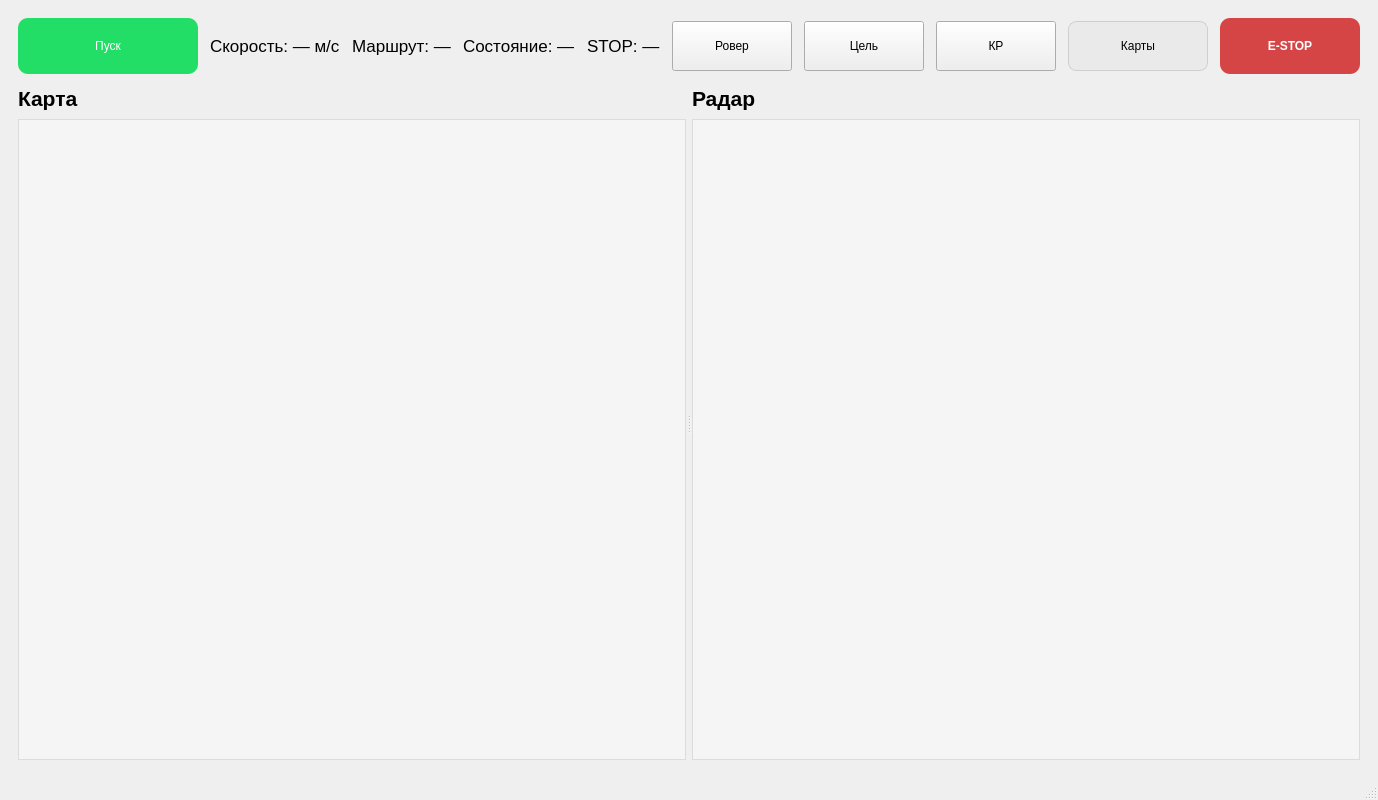
AndreiPurits/platform_control_project, file lidar_guard_ws/src/lidar_guard/ui/main_window.ui: the form before one commit.
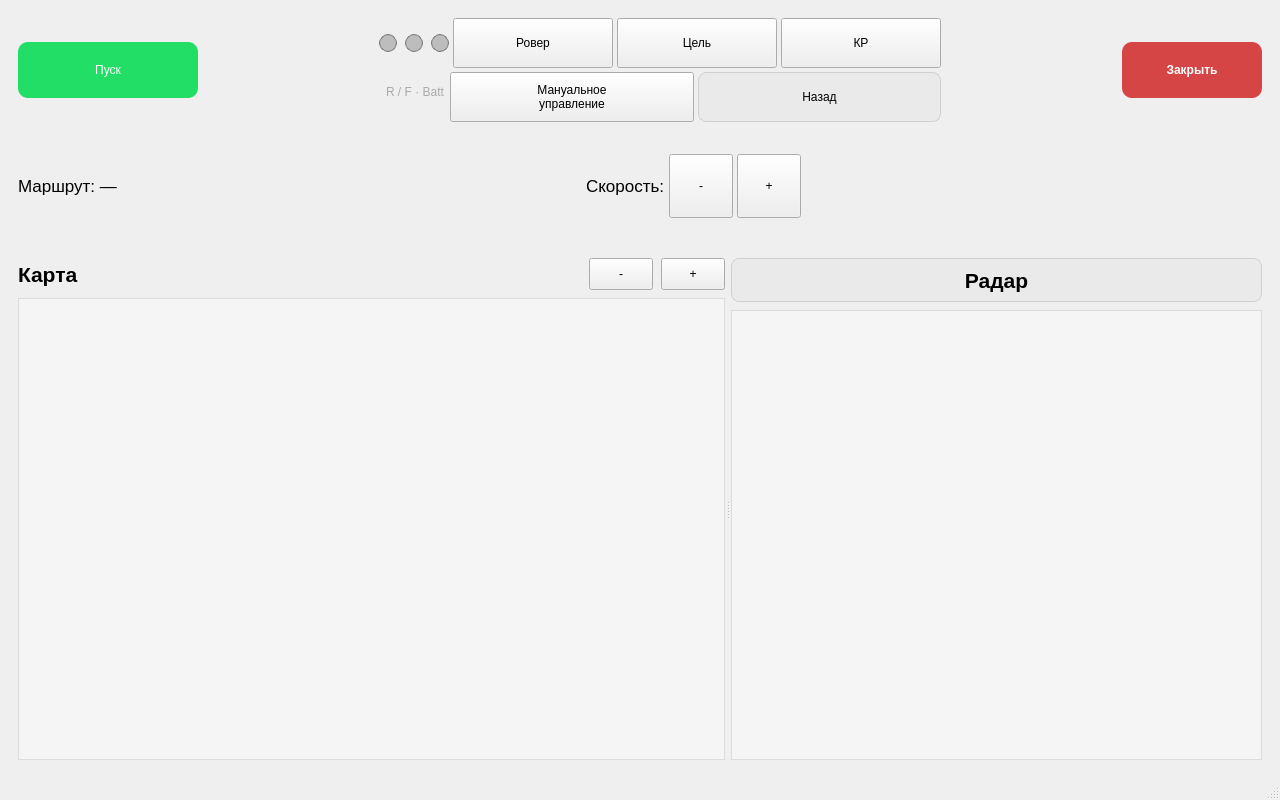
The form after the commit. The open tabs and pages were chosen to show the change.

Commit message: roadseg + lidar matcher + manual drive UI + fixes

```diff
--- a/lidar_guard_ws/src/lidar_guard/ui/main_window.ui
+++ b/lidar_guard_ws/src/lidar_guard/ui/main_window.ui
@@ -5,8 +5,21 @@
   <property name="geometry">
    <rect><x>0</x><y>0</y><width>1280</width><height>800</height></rect>
   </property>
-  <property name="windowTitle"><string>Platform GUI</string></property>
-
+  <property name="minimumSize">
+   <size>
+    <width>1280</width>
+    <height>800</height>
+   </size>
+  </property>
+  <property name="maximumSize">
+   <size>
+    <width>1280</width>
+    <height>800</height>
+   </size>
+  </property>
+  <property name="windowTitle">
+   <string>Platform GUI</string>
+  </property>
   <widget class="QWidget" name="centralwidget">
    <layout class="QVBoxLayout" name="centralLayout">
     <property name="spacing"><number>12</number></property>
@@ -150,165 +163,409 @@
         <property name="spacing"><number>12</number></property>
 
         <item>
-         <layout class="QHBoxLayout" name="driveTopBarLayout">
-          <property name="spacing"><number>12</number></property>
-
+         <layout class="QVBoxLayout" name="driveTopBarLayout">
+          <property name="spacing">
+           <number>4</number>
+          </property>
           <item>
-           <widget class="QPushButton" name="btnStartStop">
-            <property name="sizePolicy">
-             <sizepolicy hsizetype="Preferred" vsizetype="Fixed">
-              <horstretch>0</horstretch>
-              <verstretch>0</verstretch>
-             </sizepolicy>
+           <layout class="QHBoxLayout" name="driveTopRow1">
+            <property name="spacing">
+             <number>8</number>
             </property>
-            <property name="minimumSize"><size><width>180</width><height>56</height></size></property>
-            <property name="styleSheet">
-             <string notr="true">background:#2d6; color:white; border-radius:10px; padding:10px 18px;</string>
-            </property>
-            <property name="text"><string>Пуск</string></property>
-            <property name="checkable"><bool>true</bool></property>
-           </widget>
+            <item>
+             <widget class="QPushButton" name="btnStartStop">
+              <property name="minimumSize">
+               <size>
+                <width>180</width>
+                <height>56</height>
+               </size>
+              </property>
+              <property name="styleSheet">
+               <string notr="true">background:#2d6; color:white; border-radius:10px; padding:10px 18px;</string>
+              </property>
+              <property name="text">
+               <string>Пуск</string>
+              </property>
+              <property name="checkable">
+               <bool>true</bool>
+              </property>
+             </widget>
+            </item>
+            <item>
+             <spacer name="driveTopSpacerLeft">
+              <property name="orientation">
+               <enum>Qt::Horizontal</enum>
+              </property>
+              <property name="sizeHint" stdset="0">
+               <size>
+                <width>40</width>
+                <height>20</height>
+               </size>
+              </property>
+             </spacer>
+            </item>
+            <item>
+             <layout class="QVBoxLayout" name="driveModesLayout">
+              <property name="spacing">
+               <number>4</number>
+              </property>
+              <item>
+               <layout class="QHBoxLayout" name="driveModesRow1">
+                <property name="spacing">
+                 <number>4</number>
+                </property>
+                <item>
+                 <layout class="QHBoxLayout" name="guardIndicatorsLayout">
+                  <property name="spacing">
+                   <number>8</number>
+                  </property>
+                  <item>
+                   <widget class="QLabel" name="indLidarRear">
+                    <property name="minimumSize">
+                     <size>
+                      <width>18</width>
+                      <height>18</height>
+                     </size>
+                    </property>
+                    <property name="maximumSize">
+                     <size>
+                      <width>18</width>
+                      <height>18</height>
+                     </size>
+                    </property>
+                    <property name="toolTip">
+                     <string>Rear LIDAR</string>
+                    </property>
+                    <property name="styleSheet">
+                     <string notr="true">background:#bdbdbd; border-radius:9px; border:1px solid #777;</string>
+                    </property>
+                    <property name="text">
+                     <string/>
+                    </property>
+                   </widget>
+                  </item>
+                  <item>
+                   <widget class="QLabel" name="indLidar">
+                    <property name="minimumSize">
+                     <size>
+                      <width>18</width>
+                      <height>18</height>
+                     </size>
+                    </property>
+                    <property name="maximumSize">
+                     <size>
+                      <width>18</width>
+                      <height>18</height>
+                     </size>
+                    </property>
+                    <property name="toolTip">
+                     <string>Front LIDAR</string>
+                    </property>
+                    <property name="styleSheet">
+                     <string notr="true">background:#bdbdbd; border-radius:9px; border:1px solid #777;</string>
+                    </property>
+                    <property name="text">
+                     <string/>
+                    </property>
+                   </widget>
+                  </item>
+                  <item>
+                   <widget class="QLabel" name="indBattery">
+                    <property name="minimumSize">
+                     <size>
+                      <width>18</width>
+                      <height>18</height>
+                     </size>
+                    </property>
+                    <property name="maximumSize">
+                     <size>
+                      <width>18</width>
+                      <height>18</height>
+                     </size>
+                    </property>
+                    <property name="toolTip">
+                     <string>Battery status</string>
+                    </property>
+                    <property name="styleSheet">
+                     <string notr="true">background:#bdbdbd; border-radius:9px; border:1px solid #777;</string>
+                    </property>
+                    <property name="text">
+                     <string/>
+                    </property>
+                   </widget>
+                  </item>
+                 </layout>
+                </item>
+                <item>
+                 <widget class="QPushButton" name="btnRobotDrive">
+                  <property name="minimumSize">
+                   <size>
+                    <width>160</width>
+                    <height>50</height>
+                   </size>
+                  </property>
+                  <property name="toolTip">
+                   <string>Режим: клик на карте = задать позу робота</string>
+                  </property>
+                  <property name="text">
+                   <string>Ровер</string>
+                  </property>
+                  <property name="checkable">
+                   <bool>true</bool>
+                  </property>
+                 </widget>
+                </item>
+                <item>
+                 <widget class="QPushButton" name="btnSelectGoalDrive">
+                  <property name="minimumSize">
+                   <size>
+                    <width>160</width>
+                    <height>50</height>
+                   </size>
+                  </property>
+                  <property name="text">
+                   <string>Цель</string>
+                  </property>
+                  <property name="checkable">
+                   <bool>true</bool>
+                  </property>
+                 </widget>
+                </item>
+                <item>
+                 <widget class="QPushButton" name="btnKR">
+                  <property name="minimumSize">
+                   <size>
+                    <width>160</width>
+                    <height>50</height>
+                   </size>
+                  </property>
+                  <property name="toolTip">
+                   <string>Режим: ставить синие контрольные точки</string>
+                  </property>
+                  <property name="text">
+                   <string>КР</string>
+                  </property>
+                  <property name="checkable">
+                   <bool>true</bool>
+                  </property>
+                 </widget>
+                </item>
+               </layout>
+              </item>
+              <item>
+               <layout class="QHBoxLayout" name="driveModesRow2">
+                <property name="spacing">
+                 <number>4</number>
+                </property>
+                <item>
+                 <widget class="QLabel" name="lblIndicatorsHint">
+                  <property name="maximumSize">
+                   <size>
+                    <width>67</width>
+                    <height>23</height>
+                   </size>
+                  </property>
+                  <property name="styleSheet">
+                   <string notr="true">color:#aaaaaa; font-size:9pt; margin-left:4px;</string>
+                  </property>
+                  <property name="text">
+                   <string>R / F · Batt</string>
+                  </property>
+                  <property name="alignment">
+                   <set>Qt::AlignLeading</set>
+                  </property>
+                 </widget>
+                </item>
+                <item>
+                 <widget class="QPushButton" name="btnManualDialog">
+                  <property name="minimumSize">
+                   <size>
+                    <width>160</width>
+                    <height>50</height>
+                   </size>
+                  </property>
+                  <property name="toolTip">
+                   <string>Открыть окно ручного управления</string>
+                  </property>
+                  <property name="text">
+                   <string>Мануальное
+управление</string>
+                  </property>
+                 </widget>
+                </item>
+                <item>
+                 <widget class="QPushButton" name="btnMapPicker">
+                  <property name="minimumSize">
+                   <size>
+                    <width>160</width>
+                    <height>50</height>
+                   </size>
+                  </property>
+                  <property name="styleSheet">
+                   <string notr="true">background:#eaeaea; border:1px solid #cfcfcf; border-radius:8px;</string>
+                  </property>
+                  <property name="text">
+                   <string>Назад</string>
+                  </property>
+                 </widget>
+                </item>
+               </layout>
+              </item>
+             </layout>
+            </item>
+            <item>
+             <spacer name="driveTopSpacerRight">
+              <property name="orientation">
+               <enum>Qt::Horizontal</enum>
+              </property>
+              <property name="sizeHint" stdset="0">
+               <size>
+                <width>20</width>
+                <height>20</height>
+               </size>
+              </property>
+             </spacer>
+            </item>
+            <item>
+             <widget class="QPushButton" name="btnEStop">
+              <property name="minimumSize">
+               <size>
+                <width>140</width>
+                <height>56</height>
+               </size>
+              </property>
+              <property name="toolTip">
+               <string>Закрыть приложение</string>
+              </property>
+              <property name="styleSheet">
+               <string notr="true">background:#d64545; color:white; border-radius:10px; font-weight:bold; padding:10px 18px;</string>
+              </property>
+              <property name="text">
+               <string>Закрыть</string>
+              </property>
+             </widget>
+            </item>
+           </layout>
           </item>
-
           <item>
-           <widget class="QLabel" name="lblSpeed">
-            <property name="sizePolicy">
-             <sizepolicy hsizetype="Preferred" vsizetype="Preferred">
-              <horstretch>0</horstretch>
-              <verstretch>0</verstretch>
-             </sizepolicy>
+           <layout class="QHBoxLayout" name="driveTopRow2">
+            <property name="spacing">
+             <number>8</number>
             </property>
-            <property name="font"><font><pointsize>13</pointsize></font></property>
-            <property name="text"><string>Скорость: — м/с</string></property>
-           </widget>
+            <item>
+             <widget class="QLabel" name="lblMinDist">
+              <property name="sizePolicy">
+               <sizepolicy hsizetype="Preferred" vsizetype="MinimumExpanding">
+                <horstretch>0</horstretch>
+                <verstretch>1</verstretch>
+               </sizepolicy>
+              </property>
+              <property name="minimumSize">
+               <size>
+                <width>0</width>
+                <height>32</height>
+               </size>
+              </property>
+              <property name="font">
+               <font>
+                <pointsize>13</pointsize>
+               </font>
+              </property>
+              <property name="text">
+               <string>Маршрут: —</string>
+              </property>
+              <property name="textFormat">
+               <enum>Qt::PlainText</enum>
+              </property>
+              <property name="alignment">
+               <set>Qt::AlignLeading|Qt::AlignLeft|Qt::AlignVCenter</set>
+              </property>
+              <property name="wordWrap">
+               <bool>false</bool>
+              </property>
+             </widget>
+            </item>
+            <item>
+             <spacer name="driveRow2SpacerLeft">
+              <property name="orientation">
+               <enum>Qt::Horizontal</enum>
+              </property>
+              <property name="sizeHint" stdset="0">
+               <size>
+                <width>40</width>
+                <height>20</height>
+               </size>
+              </property>
+             </spacer>
+            </item>
+            <item>
+             <layout class="QHBoxLayout" name="speedControlLayout">
+              <property name="spacing">
+               <number>4</number>
+              </property>
+              <item>
+               <widget class="QLabel" name="lblSpeed">
+                <property name="font">
+                 <font>
+                  <pointsize>13</pointsize>
+                 </font>
+                </property>
+                <property name="text">
+                 <string>Скорость:</string>
+                </property>
+               </widget>
+              </item>
+              <item>
+               <widget class="QToolButton" name="btnSpeedMinusDrive">
+                <property name="minimumSize">
+                 <size>
+                  <width>64</width>
+                  <height>64</height>
+                 </size>
+                </property>
+                <property name="toolTip">
+                 <string>Уменьшить скорость</string>
+                </property>
+                <property name="text">
+                 <string>-</string>
+                </property>
+               </widget>
+              </item>
+              <item>
+               <widget class="QToolButton" name="btnSpeedPlusDrive">
+                <property name="minimumSize">
+                 <size>
+                  <width>64</width>
+                  <height>64</height>
+                 </size>
+                </property>
+                <property name="toolTip">
+                 <string>Увеличить скорость</string>
+                </property>
+                <property name="text">
+                 <string>+</string>
+                </property>
+               </widget>
+              </item>
+             </layout>
+            </item>
+            <item>
+             <spacer name="driveRow2SpacerRight">
+              <property name="orientation">
+               <enum>Qt::Horizontal</enum>
+              </property>
+              <property name="sizeHint" stdset="0">
+               <size>
+                <width>40</width>
+                <height>20</height>
+               </size>
+              </property>
+             </spacer>
+            </item>
+           </layout>
           </item>
-
-          <item>
-           <widget class="QLabel" name="lblMinDist">
-            <property name="sizePolicy">
-             <sizepolicy hsizetype="Preferred" vsizetype="Preferred">
-              <horstretch>0</horstretch>
-              <verstretch>0</verstretch>
-             </sizepolicy>
-            </property>
-            <property name="font"><font><pointsize>13</pointsize></font></property>
-            <property name="text"><string>Маршрут: —</string></property>
-           </widget>
-          </item>
-
-          <item>
-           <widget class="QLabel" name="lblGuardState">
-            <property name="sizePolicy">
-             <sizepolicy hsizetype="Preferred" vsizetype="Preferred">
-              <horstretch>0</horstretch>
-              <verstretch>0</verstretch>
-             </sizepolicy>
-            </property>
-            <property name="font"><font><pointsize>13</pointsize></font></property>
-            <property name="text"><string>Состояние: —</string></property>
-           </widget>
-          </item>
-
-          <item>
-           <widget class="QLabel" name="lblSafetyStop">
-            <property name="sizePolicy">
-             <sizepolicy hsizetype="Preferred" vsizetype="Preferred">
-              <horstretch>0</horstretch>
-              <verstretch>0</verstretch>
-             </sizepolicy>
-            </property>
-            <property name="font"><font><pointsize>13</pointsize></font></property>
-            <property name="text"><string>STOP: —</string></property>
-           </widget>
-          </item>
-
-          <item>
-           <spacer name="driveTopSpacer">
-            <property name="orientation"><enum>Qt::Horizontal</enum></property>
-            <property name="sizeHint" stdset="0"><size><width>40</width><height>20</height></size></property>
-           </spacer>
-          </item>
-
-          <!-- НОВАЯ КНОПКА: РОВЕР -->
-          <item>
-           <widget class="QPushButton" name="btnRobotDrive">
-            <property name="sizePolicy">
-             <sizepolicy hsizetype="Preferred" vsizetype="Fixed">
-              <horstretch>0</horstretch>
-              <verstretch>0</verstretch>
-             </sizepolicy>
-            </property>
-            <property name="minimumSize"><size><width>120</width><height>50</height></size></property>
-            <property name="toolTip"><string>Режим: клик на карте = задать позу робота</string></property>
-            <property name="text"><string>Ровер</string></property>
-            <property name="checkable"><bool>true</bool></property>
-           </widget>
-          </item>
-
-          <item>
-           <widget class="QPushButton" name="btnSelectGoalDrive">
-            <property name="sizePolicy">
-             <sizepolicy hsizetype="Preferred" vsizetype="Fixed">
-              <horstretch>0</horstretch>
-              <verstretch>0</verstretch>
-             </sizepolicy>
-            </property>
-            <property name="minimumSize"><size><width>120</width><height>50</height></size></property>
-            <property name="text"><string>Цель</string></property>
-            <property name="checkable"><bool>true</bool></property>
-           </widget>
-          </item>
-
-          <item>
-           <widget class="QPushButton" name="btnKR">
-            <property name="sizePolicy">
-             <sizepolicy hsizetype="Preferred" vsizetype="Fixed">
-              <horstretch>0</horstretch>
-              <verstretch>0</verstretch>
-             </sizepolicy>
-            </property>
-            <property name="minimumSize"><size><width>120</width><height>50</height></size></property>
-            <property name="toolTip"><string>Режим: ставить синие контрольные точки</string></property>
-            <property name="text"><string>КР</string></property>
-            <property name="checkable"><bool>true</bool></property>
-           </widget>
-          </item>
-
-          <item>
-           <widget class="QPushButton" name="btnMapPicker">
-            <property name="sizePolicy">
-             <sizepolicy hsizetype="Preferred" vsizetype="Fixed">
-              <horstretch>0</horstretch>
-              <verstretch>0</verstretch>
-             </sizepolicy>
-            </property>
-            <property name="minimumSize"><size><width>140</width><height>50</height></size></property>
-            <property name="styleSheet">
-             <string notr="true">background:#eaeaea; border:1px solid #cfcfcf; border-radius:8px;</string>
-            </property>
-            <property name="text"><string>Карты</string></property>
-           </widget>
-          </item>
-
-          <item>
-           <widget class="QPushButton" name="btnEStop">
-            <property name="sizePolicy">
-             <sizepolicy hsizetype="Preferred" vsizetype="Fixed">
-              <horstretch>0</horstretch>
-              <verstretch>0</verstretch>
-             </sizepolicy>
-            </property>
-            <property name="minimumSize"><size><width>140</width><height>56</height></size></property>
-            <property name="styleSheet">
-             <string notr="true">background:#d64545; color:white; border-radius:10px; font-weight:bold; padding:10px 18px;</string>
-            </property>
-            <property name="text"><string>E-STOP</string></property>
-           </widget>
-          </item>
-
          </layout>
         </item>
-
         <item>
          <widget class="QSplitter" name="driveSplitter">
           <property name="orientation"><enum>Qt::Horizontal</enum></property>
@@ -319,16 +576,70 @@
            <layout class="QVBoxLayout" name="driveLeftLayout">
             <property name="spacing"><number>8</number></property>
             <item>
-             <widget class="QLabel" name="lblDriveMapTitle">
-              <property name="sizePolicy">
-               <sizepolicy hsizetype="Preferred" vsizetype="Preferred">
-                <horstretch>0</horstretch>
-                <verstretch>0</verstretch>
-               </sizepolicy>
+             <layout class="QHBoxLayout" name="driveHeaderLayout">
+              <property name="spacing">
+               <number>8</number>
               </property>
-              <property name="font"><font><pointsize>16</pointsize><weight>75</weight><bold>true</bold></font></property>
-              <property name="text"><string>Карта</string></property>
-             </widget>
+              <item>
+               <widget class="QLabel" name="lblDriveMapTitle">
+                <property name="font">
+                 <font>
+                  <pointsize>16</pointsize>
+                  <weight>75</weight>
+                  <bold>true</bold>
+                 </font>
+                </property>
+                <property name="text">
+                 <string>Карта</string>
+                </property>
+               </widget>
+              </item>
+              <item>
+               <spacer name="zoomSpacerLeft">
+                <property name="orientation">
+                 <enum>Qt::Horizontal</enum>
+                </property>
+                <property name="sizeHint" stdset="0">
+                 <size>
+                  <width>40</width>
+                  <height>20</height>
+                 </size>
+                </property>
+               </spacer>
+              </item>
+              <item>
+               <widget class="QToolButton" name="btnZoomOut">
+                <property name="minimumSize">
+                 <size>
+                  <width>64</width>
+                  <height>32</height>
+                 </size>
+                </property>
+                <property name="toolTip">
+                 <string>Отдалить карту</string>
+                </property>
+                <property name="text">
+                 <string>-</string>
+                </property>
+               </widget>
+              </item>
+              <item>
+               <widget class="QToolButton" name="btnZoomIn">
+                <property name="minimumSize">
+                 <size>
+                  <width>64</width>
+                  <height>32</height>
+                 </size>
+                </property>
+                <property name="toolTip">
+                 <string>Приблизить карту</string>
+                </property>
+                <property name="text">
+                 <string>+</string>
+                </property>
+               </widget>
+              </item>
+             </layout>
             </item>
             <item>
              <widget class="QGraphicsView" name="mapViewDrive">
@@ -338,7 +649,12 @@
                 <verstretch>0</verstretch>
                </sizepolicy>
               </property>
-              <property name="minimumSize"><size><width>600</width><height>450</height></size></property>
+              <property name="minimumSize">
+               <size>
+                <width>640</width>
+                <height>360</height>
+               </size>
+              </property>
               <property name="styleSheet">
                <string notr="true">background:#f5f5f5; border:1px solid #dcdcdc;</string>
               </property>
@@ -351,15 +667,35 @@
            <layout class="QVBoxLayout" name="driveRightLayout">
             <property name="spacing"><number>8</number></property>
             <item>
-             <widget class="QLabel" name="lblDriveRadarTitle">
-              <property name="sizePolicy">
-               <sizepolicy hsizetype="Preferred" vsizetype="Preferred">
-                <horstretch>0</horstretch>
-                <verstretch>0</verstretch>
-               </sizepolicy>
+             <widget class="QPushButton" name="btnVideoMode">
+              <property name="minimumSize">
+               <size>
+                <width>120</width>
+                <height>44</height>
+               </size>
               </property>
-              <property name="font"><font><pointsize>16</pointsize><weight>75</weight><bold>true</bold></font></property>
-              <property name="text"><string>Радар</string></property>
+              <property name="font">
+               <font>
+                <pointsize>16</pointsize>
+                <weight>75</weight>
+                <bold>true</bold>
+               </font>
+              </property>
+              <property name="toolTip">
+               <string>Нажми, чтобы переключить на «Камера»</string>
+              </property>
+              <property name="styleSheet">
+               <string notr="true">background:#eaeaea; border:1px solid #cfcfcf; border-radius:8px; padding:6px 12px;</string>
+              </property>
+              <property name="text">
+               <string>Радар</string>
+              </property>
+              <property name="checkable">
+               <bool>true</bool>
+              </property>
+              <property name="checked">
+               <bool>false</bool>
+              </property>
              </widget>
             </item>
             <item>
@@ -370,7 +706,12 @@
                 <verstretch>0</verstretch>
                </sizepolicy>
               </property>
-              <property name="minimumSize"><size><width>600</width><height>450</height></size></property>
+              <property name="minimumSize">
+               <size>
+                <width>480</width>
+                <height>450</height>
+               </size>
+              </property>
               <property name="styleSheet">
                <string notr="true">background:#f5f5f5; border:1px solid #dcdcdc;</string>
               </property>
```
Left out of the diff: 229 changed lines with no effect on the pictures. The commit also changes 18 other files.
